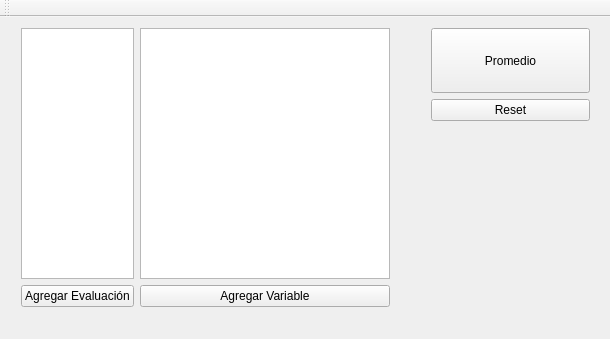
Before: the Qt Designer form UIs/mainwindow.ui in MonodetH/Promedieitor, drawn with Qt 5.
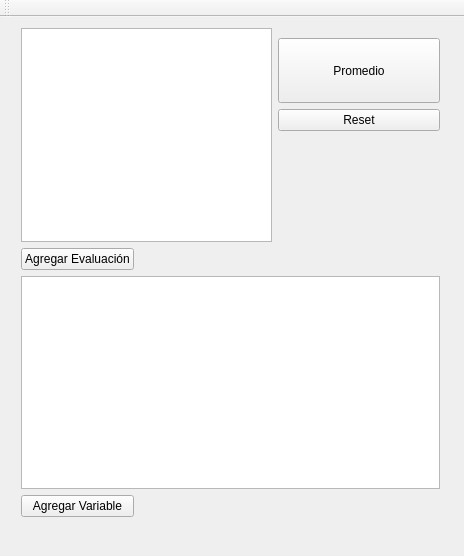
After: the same form once the commit is applied.

Commit message: rediseñado ui_mainwindow, *agregarEval completamente funcional 04-08-2012

Patch:
```diff
--- a/UIs/mainwindow.ui
+++ b/UIs/mainwindow.ui
@@ -6,26 +6,26 @@
    <rect>
     <x>0</x>
     <y>0</y>
-    <width>610</width>
-    <height>339</height>
+    <width>464</width>
+    <height>556</height>
    </rect>
   </property>
   <property name="sizePolicy">
-   <sizepolicy hsizetype="Fixed" vsizetype="Fixed">
+   <sizepolicy hsizetype="Expanding" vsizetype="Expanding">
     <horstretch>0</horstretch>
     <verstretch>0</verstretch>
    </sizepolicy>
   </property>
   <property name="minimumSize">
    <size>
-    <width>610</width>
-    <height>339</height>
+    <width>0</width>
+    <height>0</height>
    </size>
   </property>
   <property name="maximumSize">
    <size>
-    <width>610</width>
-    <height>339</height>
+    <width>16777215</width>
+    <height>16777215</height>
    </size>
   </property>
   <property name="windowTitle">
@@ -37,18 +37,32 @@
      <rect>
       <x>10</x>
       <y>0</y>
-      <width>591</width>
-      <height>301</height>
+      <width>441</width>
+      <height>511</height>
      </rect>
     </property>
     <layout class="QGridLayout" name="gridLayout">
      <property name="sizeConstraint">
       <enum>QLayout::SetDefaultConstraint</enum>
      </property>
-     <item row="1" column="0">
+     <item row="3" column="0">
+      <widget class="QPushButton" name="pushButton">
+       <property name="text">
+        <string>Agregar Evaluación</string>
+       </property>
+      </widget>
+     </item>
+     <item row="15" column="0">
+      <widget class="QPushButton" name="pushButton_2">
+       <property name="text">
+        <string>Agregar Variable</string>
+       </property>
+      </widget>
+     </item>
+     <item row="0" column="0" colspan="2">
       <widget class="QTableView" name="tableView">
        <property name="sizePolicy">
-        <sizepolicy hsizetype="Ignored" vsizetype="Expanding">
+        <sizepolicy hsizetype="Expanding" vsizetype="Expanding">
          <horstretch>0</horstretch>
          <verstretch>0</verstretch>
         </sizepolicy>
@@ -67,28 +81,21 @@
        </property>
       </widget>
      </item>
-     <item row="1" column="2">
-      <spacer name="horizontalSpacer_2">
-       <property name="orientation">
-        <enum>Qt::Horizontal</enum>
-       </property>
-       <property name="sizeHint" stdset="0">
-        <size>
-         <width>40</width>
-         <height>20</height>
-        </size>
-       </property>
-      </spacer>
-     </item>
-     <item row="2" column="0">
-      <widget class="QPushButton" name="pushButton">
-       <property name="text">
-        <string>Agregar Evaluación</string>
-       </property>
-      </widget>
-     </item>
-     <item row="1" column="3" rowspan="2">
+     <item row="0" column="2">
       <layout class="QVBoxLayout" name="verticalLayout">
+       <item>
+        <spacer name="horizontalSpacer">
+         <property name="orientation">
+          <enum>Qt::Horizontal</enum>
+         </property>
+         <property name="sizeHint" stdset="0">
+          <size>
+           <width>166</width>
+           <height>10</height>
+          </size>
+         </property>
+        </spacer>
+       </item>
        <item>
         <widget class="QPushButton" name="pushButton_4">
          <property name="sizePolicy">
@@ -115,19 +122,6 @@
          </property>
         </widget>
        </item>
-       <item>
-        <spacer name="horizontalSpacer">
-         <property name="orientation">
-          <enum>Qt::Horizontal</enum>
-         </property>
-         <property name="sizeHint" stdset="0">
-          <size>
-           <width>165</width>
-           <height>10</height>
-          </size>
-         </property>
-        </spacer>
-       </item>
        <item>
         <spacer name="verticalSpacer">
          <property name="orientation">
@@ -143,15 +137,21 @@
        </item>
       </layout>
      </item>
-     <item row="1" column="1">
-      <widget class="QTreeView" name="treeView"/>
+     <item row="3" column="1">
+      <spacer name="horizontalSpacer_3">
+       <property name="orientation">
+        <enum>Qt::Horizontal</enum>
+       </property>
+       <property name="sizeHint" stdset="0">
+        <size>
+         <width>40</width>
+         <height>20</height>
+        </size>
+       </property>
+      </spacer>
      </item>
-     <item row="2" column="1">
-      <widget class="QPushButton" name="pushButton_2">
-       <property name="text">
-        <string>Agregar Variable</string>
-       </property>
-      </widget>
+     <item row="4" column="0" colspan="3">
+      <widget class="QTableView" name="tableView_2"/>
      </item>
     </layout>
    </widget>
```
Left out of the diff: 2 changed lines with no effect on the pictures. The commit also changes 3 other files.
